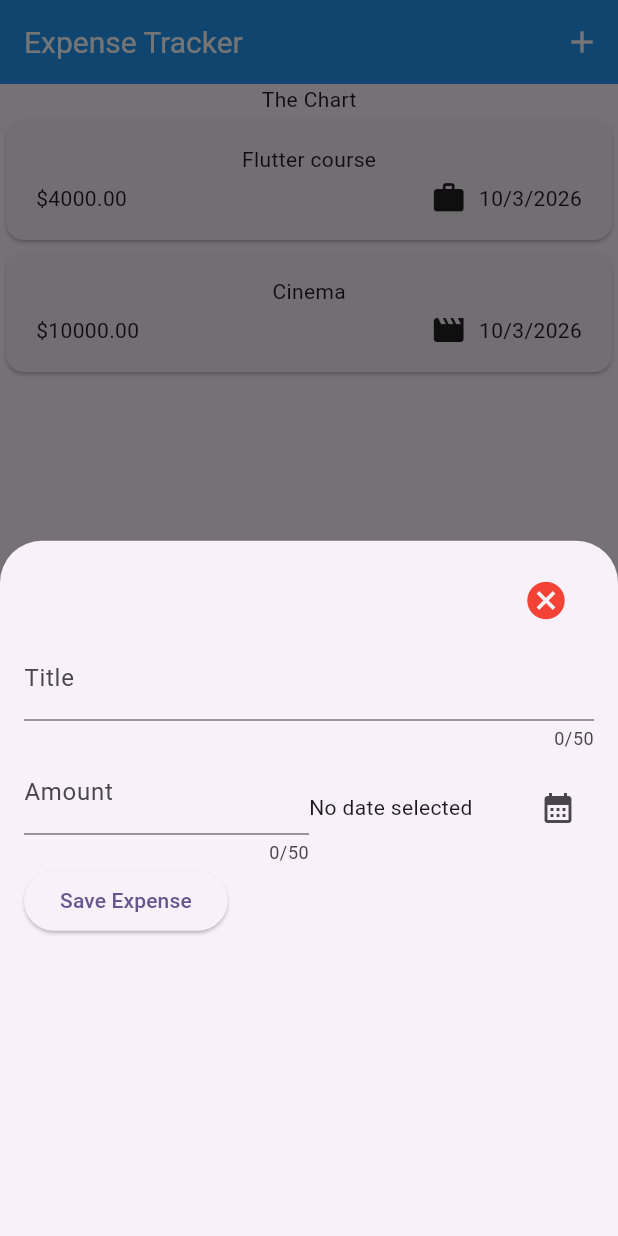
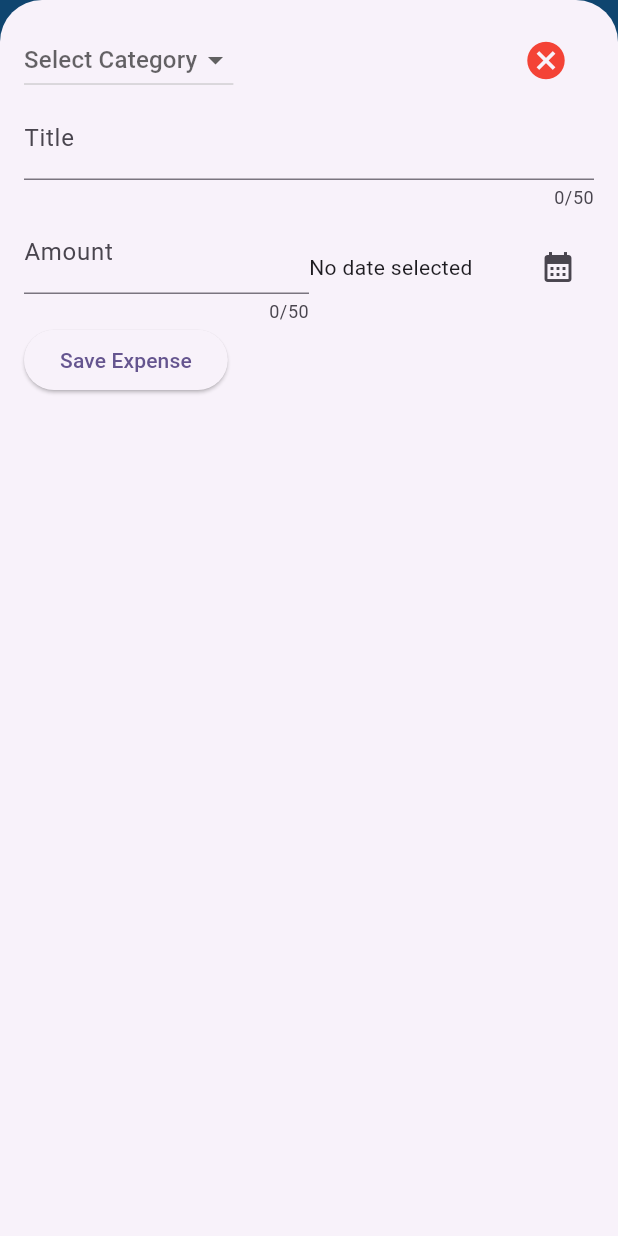
Before and after one commit to denscholar/expense_tracker_flutter, a Flutter app: the screen it shows after launch, after a tap on the "add" icon, on a phone screen of 412 x 824 dp. Run offline on Flutter 3.47's test engine with Material 3 defaults, Android fonts, the phone set to English and light mode, and no system bars.

Commit message:
add all feature

```diff
--- a/lib/expenses.dart
+++ b/lib/expenses.dart
@@ -27,11 +27,71 @@ class _ExpensesState extends State<Expenses> {
   ];
 
   void _openAddExpenseOverlay() {
-    showModalBottomSheet(context: context, builder: (ctx) => NewExpense());
+    showModalBottomSheet(
+      isScrollControlled: true,
+      context: context,
+      builder: (ctx) => NewExpense(onAddExpense: _addExpense),
+    );
+  }
+
+  // ADD EXPENSE
+  void _addExpense(Expense expense) {
+    setState(() {
+      _registerdExpenses.add(expense);
+    });
+  }
+
+  // REMOVE EXPENSE
+  // remove expense
+  void _removeExpense(Expense expense) {
+    final expenseIndex = _registerdExpenses.indexOf(expense);
+
+    setState(() {
+      _registerdExpenses.remove(expense);
+    });
+    ScaffoldMessenger.of(context).clearSnackBars();
+
+    ScaffoldMessenger.of(context).showSnackBar(
+      SnackBar(
+        content: Text('Expense deleted'),
+        duration: const Duration(seconds: 3),
+        action: SnackBarAction(
+          label: 'Undo',
+          onPressed: () {
+            setState(() {
+              _registerdExpenses.insert(expenseIndex, expense);
+            });
+          },
+        ),
+      ),
+    );
   }
 
   @override
   Widget build(BuildContext context) {
+    Widget mainContent = Center(
+      child: Column(
+        mainAxisAlignment: MainAxisAlignment.center,
+        children: [
+          Icon(Icons.shop, size: 50.0),
+          Text(
+            'No Expenses Found',
+            style: TextStyle(
+              fontSize: 18.0,
+              color: Colors.red,
+              fontWeight: FontWeight.bold,
+            ),
+          ),
+        ],
+      ),
+    );
+
+    if (_registerdExpenses.isNotEmpty) {
+      mainContent = ExpensesList(
+        expenses: _registerdExpenses,
+        onRemoveExpense: _removeExpense,
+      );
+    }
     return Scaffold(
       appBar: AppBar(
         backgroundColor: Colors.blue,
@@ -50,7 +110,7 @@ class _ExpensesState extends State<Expenses> {
       body: Column(
         children: [
           Text('The Chart'),
-          Expanded(child: ExpensesList(expenses: _registerdExpenses)),
+          Expanded(child: mainContent),
           //
         ],
       ),
--- a/lib/main.dart
+++ b/lib/main.dart
@@ -1,5 +1,14 @@
 import 'package:expense_app_flutter/expenses.dart';
 import 'package:flutter/material.dart';
+
+var kColorScheme = ColorScheme.fromSeed(
+  seedColor: Color.fromARGB(255, 96, 59, 181),
+);
+
+var kDarkColorScheme = ColorScheme.fromSeed(
+  brightness: Brightness.dark,
+  seedColor: Color.fromARGB(255, 5, 99, 125),
+);
 
 void main() {
   runApp(const MyApp());
@@ -12,9 +21,23 @@ class MyApp extends StatelessWidget {
   @override
   Widget build(BuildContext context) {
     return MaterialApp(
+      darkTheme: ThemeData.dark().copyWith(
+        scaffoldBackgroundColor: Colors.black38,
+        colorScheme: kDarkColorScheme,
+      ),
       debugShowCheckedModeBanner: false,
       title: 'Expenses Tracker',
-      theme: ThemeData(colorScheme: .fromSeed(seedColor: Colors.deepPurple)),
+      theme: ThemeData().copyWith(
+        colorScheme: kColorScheme,
+        appBarTheme: AppBarTheme().copyWith(
+          backgroundColor: kColorScheme.onPrimary,
+          foregroundColor: kColorScheme.primaryContainer,
+        ),
+        cardTheme: CardThemeData().copyWith(
+          color: kColorScheme.secondaryContainer,
+          margin: EdgeInsets.all(8.0),
+        ),
+      ),
       home: const Expenses(),
     );
   }
--- a/lib/widgets/expense_list/expenses_list.dart
+++ b/lib/widgets/expense_list/expenses_list.dart
@@ -4,13 +4,35 @@ import 'package:flutter/material.dart';
 
 class ExpensesList extends StatelessWidget {
   final List<Expense> expenses;
-  const ExpensesList({super.key, required this.expenses});
+  const ExpensesList({
+    super.key,
+    required this.expenses,
+    required this.onRemoveExpense,
+  });
+  final void Function(Expense expense) onRemoveExpense;
 
   @override
   Widget build(BuildContext context) {
     return ListView.builder(
       itemCount: expenses.length,
-      itemBuilder: (context, index) => ExpenseItem(expense: expenses[index]),
+      itemBuilder: (context, index) => Dismissible(
+        background: Container(
+          alignment: Alignment.centerLeft,
+          padding: const EdgeInsets.only(left: 20),
+          child: const Icon(Icons.delete, color: Colors.red),
+        ),
+        secondaryBackground: Container(
+          // color: Colors.red,
+          alignment: Alignment.centerRight,
+          padding: const EdgeInsets.only(right: 20),
+          child: const Icon(Icons.delete, color: Colors.red),
+        ),
+        onDismissed: (direction) {
+          onRemoveExpense(expenses[index]);
+        },
+        key: ValueKey(expenses[index]),
+        child: ExpenseItem(expense: expenses[index]),
+      ),
     );
   }
 }
--- a/lib/widgets/new_expense.dart
+++ b/lib/widgets/new_expense.dart
@@ -1,25 +1,35 @@
+import 'package:expense_app_flutter/models/expense.dart';
 import 'package:flutter/material.dart';
 import 'package:intl/intl.dart';
 
 class NewExpense extends StatefulWidget {
-  const new({super.key});
+  final Function(Expense expense) onAddExpense;
+  // final Function(Expense expense) onRemoveExpense;
+
+  const new({
+    super.key,
+    required this.onAddExpense,
+    // required this.onRemoveExpense,
+  });
 
   @override
   State<NewExpense> createState() => _NewExpenseState();
 }
 
 class _NewExpenseState extends State<NewExpense> {
-  // var _enteredTitle = '';
+  final _titleController = TextEditingController();
 
-  // void _savetitleInput(String inputValue) {
-  //   _enteredTitle = inputValue;
-  // }
-  final _titleController = TextEditingController();
   final _amountController = TextEditingController();
+
+  Category? _selectedCategory;
+
   final formater = DateFormat.yMd();
 
   DateTime? _selectedDate;
 
+  // =====================================
+  // HANDLES DATE PICKER
+  // ====================================
   void _presentDatePicker() async {
     final now = DateTime.now();
 
@@ -41,7 +51,49 @@ class _NewExpenseState extends State<NewExpense> {
     });
   }
 
+  // ======================================
+  // HANDLE SUBMIT EXPENSES
+  // =====================================
+  void _submitExpense() {
+    final enteredAmount = double.tryParse(_amountController.text);
+    final amountIsInvalid = enteredAmount == null || enteredAmount <= 0;
+    if (_titleController.text.trim().isEmpty ||
+        amountIsInvalid ||
+        _selectedDate == null ||
+        _selectedCategory == null) {
+      showDialog(
+        context: context,
+        builder: (ctx) => AlertDialog(
+          actions: [
+            TextButton(
+              onPressed: () {
+                Navigator.pop(ctx);
+              },
+              child: Text('Close'),
+            ),
+          ],
+          title: Text("Invalid Input"),
+          content: Text(
+            'Make sure a valid title, amount, date and category was entered. ',
+          ),
+        ),
+      );
+      return;
+    }
+    widget.onAddExpense(
+      Expense(
+        title: _titleController.text,
+        amount: enteredAmount,
+        date: _selectedDate!,
+        category: _selectedCategory!,
+      ),
+    );
+    Navigator.pop(context);
+  }
+
+  // ==============================================
   // when using the controller, always dispose it
+  // =================================================
   @override
   void dispose() {
     _titleController.dispose();
@@ -56,8 +108,25 @@ class _NewExpenseState extends State<NewExpense> {
       child: Column(
         children: [
           Row(
-            mainAxisAlignment: MainAxisAlignment.end,
+            mainAxisAlignment: MainAxisAlignment.spaceBetween,
             children: [
+              DropdownButton(
+                hint: Text('Select Category'),
+                value: _selectedCategory,
+                items: Category.values.map((category) {
+                  return DropdownMenuItem(
+                    value: category,
+                    child: Text(category.name.toLowerCase()),
+                  );
+                }).toList(),
+                onChanged: (value) {
+                  if (value == null) return;
+
+                  setState(() {
+                    _selectedCategory = value;
+                  });
+                },
+              ),
               TextButton(
                 onPressed: () {
                   Navigator.pop(context);
@@ -111,10 +180,7 @@ class _NewExpenseState extends State<NewExpense> {
           Row(
             children: [
               ElevatedButton(
-                onPressed: () {
-                  print(_titleController.text);
-                  print(_amountController);
-                },
+                onPressed: _submitExpense,
                 child: Text('Save Expense'),
               ),
             ],
```
Also changed, not shown: 1 other file.
